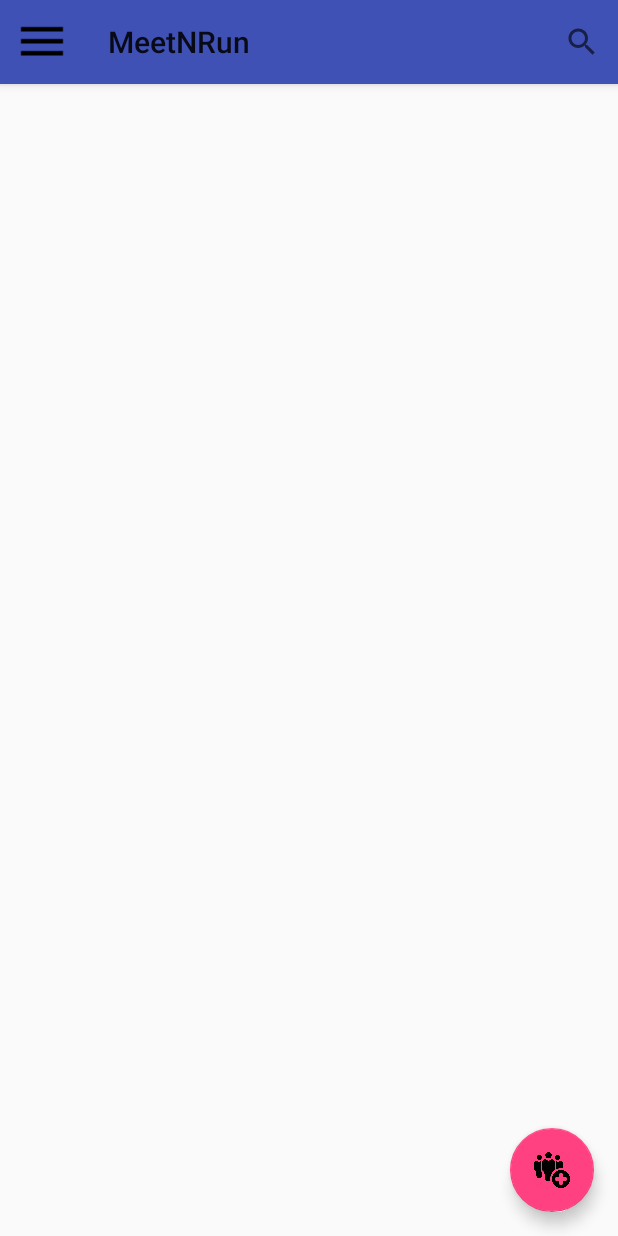
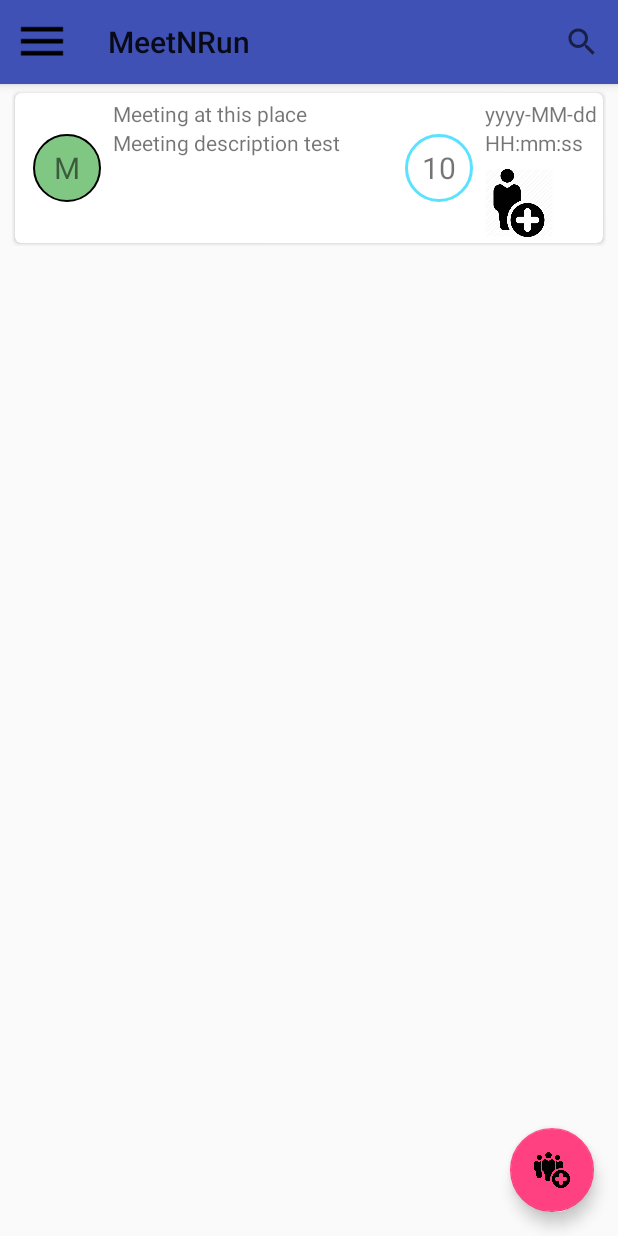
Before and after one commit to fevsea/meet-Run-Client, an Android app: the screen it shows after launch (MainActivity), after a tap on an icon or button, on a phone screen of 412 x 824 dp. Run offline under Robolectric (Android 15) with nearby library versions, the phone set to English and light mode, and no system bars.

Commit message:
Meeting view changes

```diff
--- a/app/src/main/java/edu/upc/fib/meetnrun/remote/RetrofitClient.java
+++ b/app/src/main/java/edu/upc/fib/meetnrun/remote/RetrofitClient.java
@@ -17,8 +17,8 @@ public class RetrofitClient {
     public static Retrofit getClient(String baseUrl) {
         if (retrofit==null) {
             OkHttpClient client = new OkHttpClient.Builder().
-                    connectTimeout(100, TimeUnit.SECONDS)
-                    .readTimeout(100,TimeUnit.SECONDS)
+                    connectTimeout(10, TimeUnit.SECONDS)
+                    .readTimeout(10,TimeUnit.SECONDS)
                     .build();
             retrofit = new Retrofit.Builder()
                     .baseUrl(baseUrl)
--- a/app/src/main/java/edu/upc/fib/meetnrun/views/fragments/MeetingListFragment.java
+++ b/app/src/main/java/edu/upc/fib/meetnrun/views/fragments/MeetingListFragment.java
@@ -100,7 +100,7 @@ public class MeetingListFragment extends Fragment {
     }
 
     private void createNewMeeting() {
-        //meetingsAdapter.addItem(this.getContext());
+        meetingsAdapter.addItem(this.getContext());
         /* TODO startactivity once createMeetingActivity is created
         Intent intent = new Intent(this,createMeetingActivity.java);
         startActivity(intent);*/
@@ -120,8 +120,6 @@ public class MeetingListFragment extends Fragment {
         protected void onPostExecute(String s) {
             System.err.println("FINISHED");
             meetingsAdapter.updateMeetingsList(l);
-            //mAdapter.updateAnswers(l);
-            //TODO update el adapter
             super.onPostExecute(s);
         }
     }
--- a/app/src/main/java/edu/upc/fib/meetnrun/views/utils/meetingsrecyclerview/MeetingsViewHolder.java
+++ b/app/src/main/java/edu/upc/fib/meetnrun/views/utils/meetingsrecyclerview/MeetingsViewHolder.java
@@ -41,7 +41,9 @@ public class MeetingsViewHolder extends RecyclerView.ViewHolder implements View.
         meetingLocation.setText(meeting.getDescription());
 
         TextView meetingLevel = view.findViewById(R.id.meeting_item_level);
-        meetingLevel.setText(String.valueOf(meeting.getLevel()));
+        String level = String.valueOf(meeting.getLevel());
+        if (level.equals("null")) level = "0";
+        meetingLevel.setText(String.valueOf(level));
 
         TextView meetingDate = view.findViewById(R.id.meeting_item_date);
         String datetime = meeting.getDate();
```
